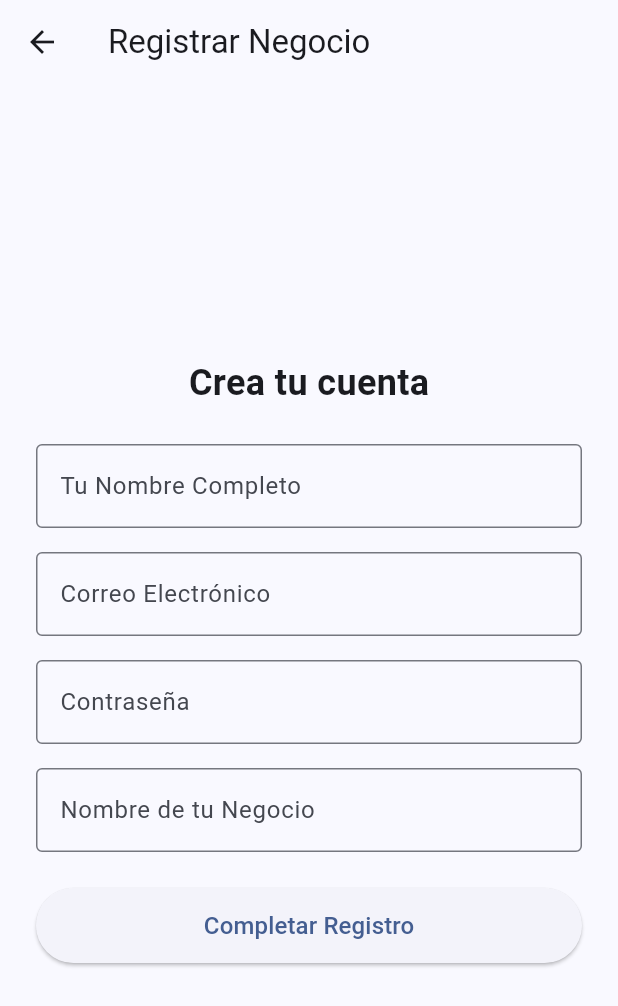
After one commit to HumbertoTacos/Inventarios-Universal, a Flutter app: the RegistroScreen screen opened directly, on a phone screen of 412 x 824 dp. The commit adds this screen. Shown: the top 1006 px of the screen. Run offline on Flutter 3.47's test engine with Material 3 defaults, Android fonts, the phone set to English and light mode, and no system bars; our stand-ins replace cloud_firestore, firebase_auth, firebase_core, fl_chart; missing offline and left inert: mobile_scanner; accounts and stored records are empty; network calls fail.

Commit message:
feat: Implement Firebase authentication system including user registration, login, email verification, and role-based access control.

```diff
--- /dev/null
+++ b/lib/screens/registro_screen.dart
@@ -0,0 +1,92 @@
+import 'package:flutter/material.dart';
+import '../services/auth_service.dart';
+import 'auth_gate.dart';
+
+class RegistroScreen extends StatefulWidget {
+  const RegistroScreen({super.key});
+
+  @override
+  State<RegistroScreen> createState() => _RegistroScreenState();
+}
+
+class _RegistroScreenState extends State<RegistroScreen> {
+  final _nombreController = TextEditingController();
+  final _emailController = TextEditingController();
+  final _passwordController = TextEditingController();
+  final _negocioController = TextEditingController();
+  bool _isLoading = false;
+
+  void _registrar() async {
+    setState(() => _isLoading = true);
+    try {
+      await AuthService().register(
+        nombre: _nombreController.text.trim(),
+        email: _emailController.text.trim(),
+        password: _passwordController.text,
+        negocioNombre: _negocioController.text.trim(),
+      );
+      if (mounted) {
+        Navigator.of(context).pushAndRemoveUntil(
+          MaterialPageRoute(builder: (_) => const AuthGate()),
+          (route) => false,
+        );
+      }
+    } catch (e) {
+      if (mounted) {
+        ScaffoldMessenger.of(context).showSnackBar(
+          SnackBar(content: Text('Error: ${e.toString()}')),
+        );
+      }
+    } finally {
+      if (mounted) setState(() => _isLoading = false);
+    }
+  }
+
+  @override
+  Widget build(BuildContext context) {
+    return Scaffold(
+      appBar: AppBar(title: const Text('Registrar Negocio')),
+      body: Center(
+        child: SingleChildScrollView(
+          padding: const EdgeInsets.all(24.0),
+          child: Column(
+            mainAxisAlignment: MainAxisAlignment.center,
+            children: [
+              const Text('Crea tu cuenta', style: TextStyle(fontSize: 24, fontWeight: FontWeight.bold)),
+              const SizedBox(height: 24),
+              TextField(
+                controller: _nombreController,
+                decoration: const InputDecoration(labelText: 'Tu Nombre Completo', border: OutlineInputBorder()),
+              ),
+              const SizedBox(height: 16),
+              TextField(
+                controller: _emailController,
+                decoration: const InputDecoration(labelText: 'Correo Electrónico', border: OutlineInputBorder()),
+                keyboardType: TextInputType.emailAddress,
+              ),
+              const SizedBox(height: 16),
+              TextField(
+                controller: _passwordController,
+                decoration: const InputDecoration(labelText: 'Contraseña', border: OutlineInputBorder()),
+                obscureText: true,
+              ),
+              const SizedBox(height: 16),
+              TextField(
+                controller: _negocioController,
+                decoration: const InputDecoration(labelText: 'Nombre de tu Negocio', border: OutlineInputBorder()),
+              ),
+              const SizedBox(height: 24),
+              _isLoading
+                  ? const CircularProgressIndicator()
+                  : ElevatedButton(
+                      onPressed: _registrar,
+                      style: ElevatedButton.styleFrom(minimumSize: const Size(double.infinity, 50)),
+                      child: const Text('Completar Registro', style: TextStyle(fontSize: 16)),
+                    ),
+            ],
+          ),
+        ),
+      ),
+    );
+  }
+}
--- /dev/null
+++ b/lib/services/auth_service.dart
@@ -0,0 +1,108 @@
+import 'package:firebase_auth/firebase_auth.dart';
+import 'package:cloud_firestore/cloud_firestore.dart';
+
+class UserData {
+  final String uid;
+  final String nombre;
+  final String email;
+  final String negocioNombre;
+  final String negocioId;
+  final String estatus;
+  final String rol;
+
+  UserData({
+    required this.uid,
+    required this.nombre,
+    required this.email,
+    required this.negocioNombre,
+    required this.negocioId,
+    required this.estatus,
+    required this.rol,
+  });
+}
+
+class AuthService {
+  static final AuthService _instance = AuthService._internal();
+  factory AuthService() => _instance;
+  AuthService._internal();
+
+  final FirebaseAuth _auth = FirebaseAuth.instance;
+  final FirebaseFirestore _firestore = FirebaseFirestore.instance;
+
+  UserData? currentUserData;
+
+  String get currentNegocioId => currentUserData?.negocioId ?? '';
+
+  Stream<User?> get authStateChanges => _auth.authStateChanges();
+
+  User? get currentUser => _auth.currentUser;
+
+  Future<void> reloadUserData() async {
+    final user = _auth.currentUser;
+    if (user != null) {
+      final doc = await _firestore.collection('usuarios').doc(user.uid).get();
+      if (doc.exists) {
+        final data = doc.data()!;
+        currentUserData = UserData(
+          uid: user.uid,
+          nombre: data['nombre'] ?? '',
+          email: data['email'] ?? '',
+          negocioNombre: data['negocioNombre'] ?? '',
+          negocioId: data['negocioId'] ?? '',
+          estatus: data['estatus'] ?? 'pendiente',
+          rol: data['rol'] ?? 'usuario',
+        );
+      } else {
+        currentUserData = null;
+      }
+    } else {
+      currentUserData = null;
+    }
+  }
+
+  Future<void> login(String email, String password) async {
+    await _auth.signInWithEmailAndPassword(email: email, password: password);
+    await reloadUserData();
+  }
+
+  Future<void> register({
+    required String nombre,
+    required String email,
+    required String password,
+    required String negocioNombre,
+  }) async {
+    final userCredential = await _auth.createUserWithEmailAndPassword(
+      email: email,
+      password: password
+    );
+    final user = userCredential.user!;
+
+    if (!user.emailVerified) {
+      await user.sendEmailVerification();
+    }
+
+    // Crear el negocio
+    final negocioRef = _firestore.collection('negocios').doc();
+    await negocioRef.set({
+      'nombre': negocioNombre,
+      'creadoPor': user.uid,
+    });
+
+    // Crear el usuario con estatus pendiente
+    await _firestore.collection('usuarios').doc(user.uid).set({
+      'nombre': nombre,
+      'email': email,
+      'negocioNombre': negocioNombre,
+      'negocioId': negocioRef.id,
+      'estatus': 'pendiente',
+      'rol': 'usuario',
+    });
+
+    await reloadUserData();
+  }
+
+  Future<void> logout() async {
+    await _auth.signOut();
+    currentUserData = null;
+  }
+}
--- a/pubspec.yaml
+++ b/pubspec.yaml
@@ -39,6 +39,7 @@ dependencies:
   mobile_scanner: ^7.2.0
   fl_chart: ^1.2.0
   intl: ^0.20.2
+  firebase_auth: ^6.2.0
 
 dev_dependencies:
   flutter_test:
```
Also changed, not shown: lib/main.dart (+2 -6 lines), lib/screens/admin_dashboard_screen.dart (added, +97 -0 lines), lib/screens/auth_gate.dart (added, +59 -0 lines), lib/screens/espera_aprobacion_screen.dart (added, +65 -0 lines), lib/screens/login_screen.dart (added, +86 -0 lines), lib/screens/verificacion_correo_screen.dart (added, +112 -0 lines), lib/services/firebase_service.dart (+14 -6 lines), pubspec.lock, 3 other files.
